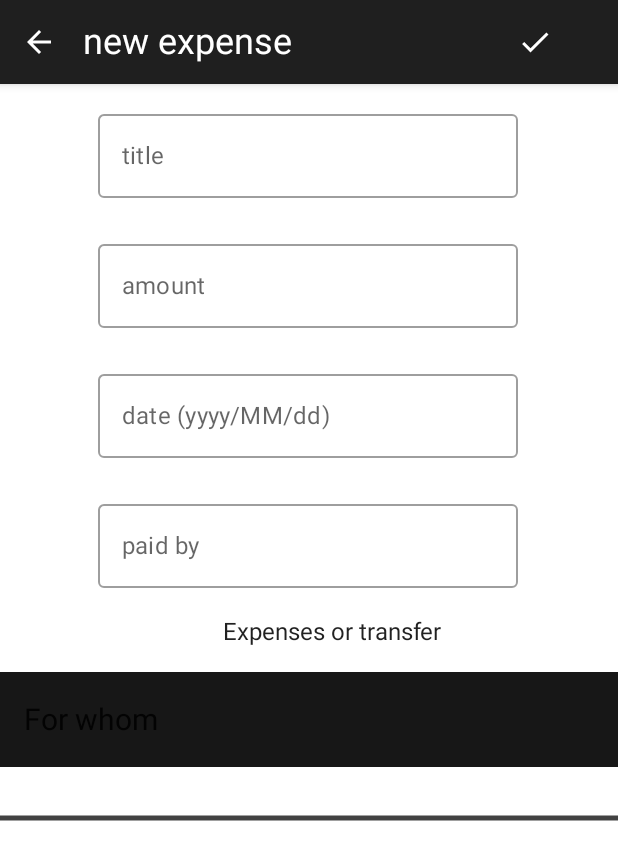
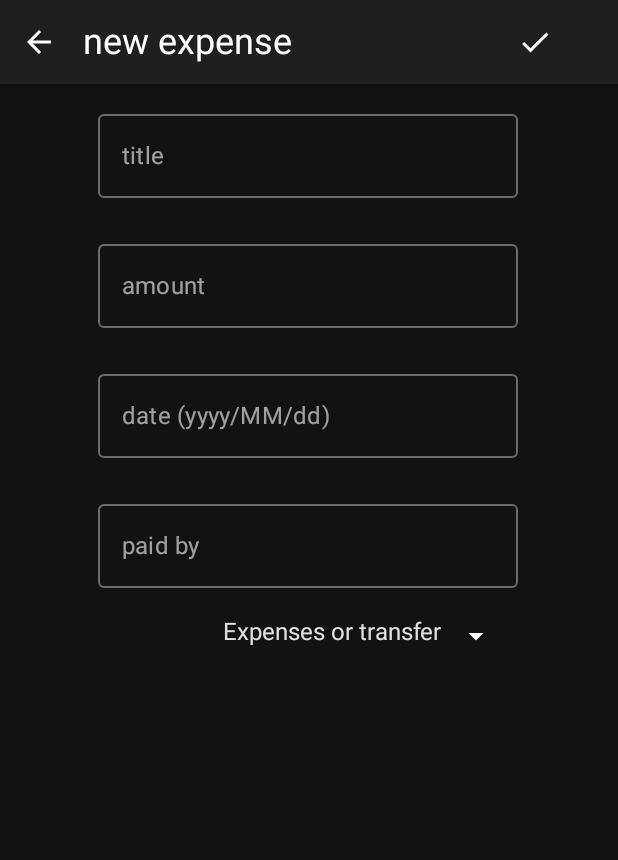
Before and after one commit to lautaro-tomas-ardiles/SplitBill, an Android app built with Jetpack Compose: the MainBillA screen opened through its navigation route, after a tap on "add", on a phone screen of 412 x 824 dp. Shown: the top 860 px of the screen. Run offline under Robolectric (Android 15) with nearby library versions, the phone set to English and light mode, and no system bars.

Commit message:
id mange

```diff
--- a/app/src/main/java/com/example/splitbill/MainActivity.kt
+++ b/app/src/main/java/com/example/splitbill/MainActivity.kt
@@ -3,13 +3,6 @@
 import android.os.Bundle
 import androidx.activity.ComponentActivity
 import androidx.activity.compose.setContent
-import androidx.compose.foundation.layout.fillMaxSize
-import androidx.compose.material.MaterialTheme
-import androidx.compose.material.Surface
-import androidx.compose.material.Text
-import androidx.compose.runtime.Composable
-import androidx.compose.ui.Modifier
-import androidx.compose.ui.tooling.preview.Preview
 import com.example.splitbill.navegation.AppNavegation
 import com.example.splitbill.ui.theme.SplitBillTheme
 
@@ -17,7 +10,7 @@
     override fun onCreate(savedInstanceState: Bundle?) {
         super.onCreate(savedInstanceState)
         setContent {
-            SplitBillTheme {
+            SplitBillTheme (darkTheme = true) {
                 AppNavegation()
             }
         }
--- a/app/src/main/java/com/example/splitbill/data/DataOfExpenses.kt
+++ b/app/src/main/java/com/example/splitbill/data/DataOfExpenses.kt
@@ -5,6 +5,6 @@
     val amount: Double,
     val date: String,
     val paidBy: String,
-    val forWhom: MutableList<String>,
-    val isTransfer: Boolean
+    val isTransfer: Boolean,
+    var id: Int
     )
--- a/app/src/main/java/com/example/splitbill/screens/MainBillA.kt
+++ b/app/src/main/java/com/example/splitbill/screens/MainBillA.kt
@@ -23,6 +23,17 @@
 val expensesAndParticipants: MutableList<MutableList<Any?>> = mutableListOf()
 var allExpenses = 0.0
 
+fun allExpenses(){
+    var expenses = 0.0
+    for (element in dataExpense) {
+        if (!element.isTransfer && element.id == actualIdSelection) {
+            expenses += element.amount
+            expensesAndParticipants.add(mutableListOf(element.amount,element.paidBy))
+            allExpenses = expenses
+        }
+    }
+}
+
 @Composable
 fun MainBillATopBar(navController: NavController){
     TopAppBar (
@@ -47,7 +58,9 @@
                     contentDescription = "arrow back",
                     tint = DarkTextColor,
                     modifier = Modifier
-                        .clickable { navController.navigate(route = AppScreens.MainPage.route) }
+                        .clickable {
+                            navController.navigate(route = AppScreens.MainPage.route)
+                        }
                         .padding(20.dp)
                         .width(24.dp)
                 )
@@ -82,10 +95,12 @@
 
                     )
                 }
-
-                Spacer(Modifier.padding(horizontal = 94.dp))
-
-                Column (Modifier.clickable { navController.navigate(route = AppScreens.MainBillB.route)}) {
+                    Spacer(Modifier.padding(horizontal = 94.dp))
+                Column (
+                    Modifier.clickable {
+                        navController.navigate(route = AppScreens.MainBillB.route)
+                    }
+                ) {
                     Icon(
                         painter = painterResource(R.drawable.group_2),
                         contentDescription = "balances",
@@ -93,9 +108,7 @@
                         modifier = Modifier
                             .padding(start = 10.dp)
                     )
-
-                    Spacer(modifier = Modifier.padding(2.dp))
-
+                        Spacer(modifier = Modifier.padding(2.dp))
                     Text(
                         text = "balances",
                         fontSize = 16.sp,
@@ -109,18 +122,18 @@
 
 @Composable
 fun MainBillABottomBar(navController: NavController){
-    BottomAppBar(
-        backgroundColor = DarkBackgroundColor
-    ) {
-        Spacer(modifier = Modifier.padding(80.dp))
+    BottomAppBar( backgroundColor = DarkBackgroundColor ) {
 
         Image(
             painter = painterResource(R.drawable.mas),
             contentDescription = "add",
             modifier = Modifier
                 .size(75.dp)
-                .clickable { navController.navigate(route = AppScreens.NewExpensesOrTransfer.route) }
+                .clickable {
+                    navController.navigate(route = AppScreens.NewExpensesOrTransfer.route)
+                }
                 .padding(vertical = 2.dp)
+                //.absoluteOffset {}
         )
 
         Spacer(modifier = Modifier.padding(10.dp))
@@ -163,7 +176,9 @@
 fun ExpenseData(elements: List<DataOfExpenses>){
     LazyColumn {
         items (elements) { elements ->
-            ComponentExpense(elements)
+            if (elements.id == actualIdSelection) {
+                ComponentExpense(elements)
+            }
         }
     }
 }
@@ -185,17 +200,6 @@
         .fillMaxWidth()
     ) {
         TextsOfExpense(elements)
-    }
-}
-
-fun allExpenses(){
-    var expenses = 0.0
-    for (element in dataExpense) {
-        if (!element.isTransfer) {
-            expenses += element.amount
-            expensesAndParticipants.add(mutableListOf(element.amount,element.paidBy))
-            allExpenses = expenses
-        }
     }
 }
 
@@ -228,6 +232,8 @@
                 color = DarkTextColor,
                 style = MaterialTheme.typography.subtitle2
             )
+            Text("${elements.id}")
+
         }
     }
 }
--- a/app/src/main/java/com/example/splitbill/screens/MainBillB.kt
+++ b/app/src/main/java/com/example/splitbill/screens/MainBillB.kt
@@ -27,7 +27,7 @@
             .drawBehind {
                 drawLine(
                     color = OrangeBorderColor,
-                    start = Offset(550f, size.height),
+                    start = Offset(size.width/2, size.height),
                     end = Offset(size.width, size.height),
                     strokeWidth = 6f,
                     cap = StrokeCap.Round
@@ -119,7 +119,7 @@
                 color = DarkTextColor
             )
             Text(
-                text = "$0",
+                text = "$$allExpenses",
                 fontSize = 18.sp,
                 color = DarkTextColor,
                 modifier = Modifier.padding(start = 50.dp)
--- a/app/src/main/java/com/example/splitbill/screens/MainPage.kt
+++ b/app/src/main/java/com/example/splitbill/screens/MainPage.kt
@@ -19,8 +19,9 @@
 import com.example.splitbill.ui.theme.*
 
 val billData = mutableListOf<DataOfBill>()
-var titleSelection: String = ""
-var participantsSelection: String = ""
+var titleSelection = ""
+var participantsSelection = ""
+var actualIdSelection = 0
 
 @Composable
 fun MainPageTopBar(){
@@ -95,6 +96,7 @@
             navController.navigate(route = AppScreens.MainBillA.route)
             titleSelection = elements.title
             participantsSelection = elements.participants.joinToString(", ")
+            actualIdSelection = elements.id
         }
     ) {
         TextsOfBill(elements)
@@ -104,16 +106,17 @@
 @Composable
 fun TextsOfBill(elements: DataOfBill){
     Column {
-        Text(elements.title,
+        Text(
+            elements.title,
             color = DarkTextColor,
             style = MaterialTheme.typography.subtitle1
         )
-
-        Spacer(modifier = Modifier.padding(5.dp))
-
-        Text(elements.description,
+            Spacer(modifier = Modifier.padding(5.dp))
+        Text(
+            elements.description,
             color = DarkTextColor,
             style = MaterialTheme.typography.subtitle2
         )
+        Text("${elements.id}")
     }
 }
--- a/app/src/main/java/com/example/splitbill/screens/NewExpenseOrTransfer.kt
+++ b/app/src/main/java/com/example/splitbill/screens/NewExpenseOrTransfer.kt
@@ -8,9 +8,6 @@
 import androidx.compose.material.icons.filled.*
 import androidx.compose.runtime.*
 import androidx.compose.ui.Modifier
-import androidx.compose.ui.draw.drawBehind
-import androidx.compose.ui.geometry.Offset
-import androidx.compose.ui.graphics.StrokeCap
 import androidx.compose.ui.text.input.KeyboardType
 import androidx.compose.ui.unit.*
 import androidx.navigation.NavController
@@ -56,7 +53,6 @@
             modifier = Modifier
                 .clickable {
                     if (!void){
-                        val a = listOf("","")
                         dataExpense.add(
                             DataOfExpenses(
                                 title = titleOfExpenseOrTransfer,
@@ -64,7 +60,7 @@
                                 date = dateOfExpenseOrTransfer,
                                 paidBy = paidByOfExpenseOrTransfer,
                                 isTransfer = isTransferOfExpenseOrTransfer,
-                                forWhom = a as MutableList<String>
+                                id = actualIdSelection
                             )
                         )
                     }
@@ -83,7 +79,6 @@
         } ) {
         Column {
             TextFieldsOfExpensesOrTransfer()
-            ForWhom()
         }
     }
 }
@@ -190,40 +185,3 @@
             || dateOfExpenseOrTransfer.isBlank() || paidByOfExpenseOrTransfer.isBlank()
 
 }
-
-@Composable
-fun ForWhom(){
-    Row(Modifier
-        .background(DarkSubBackgroundColor)
-        .fillMaxWidth()
-    ) {
-        Text("For whom",
-            fontSize = 20.sp,
-            modifier = Modifier
-                .padding(horizontal = 16.dp, vertical = 20.dp)
-        )
-    }
-
-    val textsOfParticipants = participantsSelection.split(",").map { it.trim() }
-
-    for (i in textsOfParticipants) {
-        Row(Modifier
-                .fillMaxWidth()
-                .drawBehind {
-                    drawLine(
-                        color = DarkBorderColor,
-                        start = Offset(0f, size.height),
-                        end = Offset(size.width, size.height),
-                        strokeWidth = 5f,
-                        cap = StrokeCap.Round
-                    )
-                }
-        ) {
-            Text(
-                text = i,
-                fontSize = 20.sp,
-                modifier = Modifier.padding(horizontal = 50.dp, vertical = 5.dp),
-            )
-        }
-    }
-}
```
Also changed, not shown: app/src/main/res/drawable/s_removebg_preview.webp (added).
